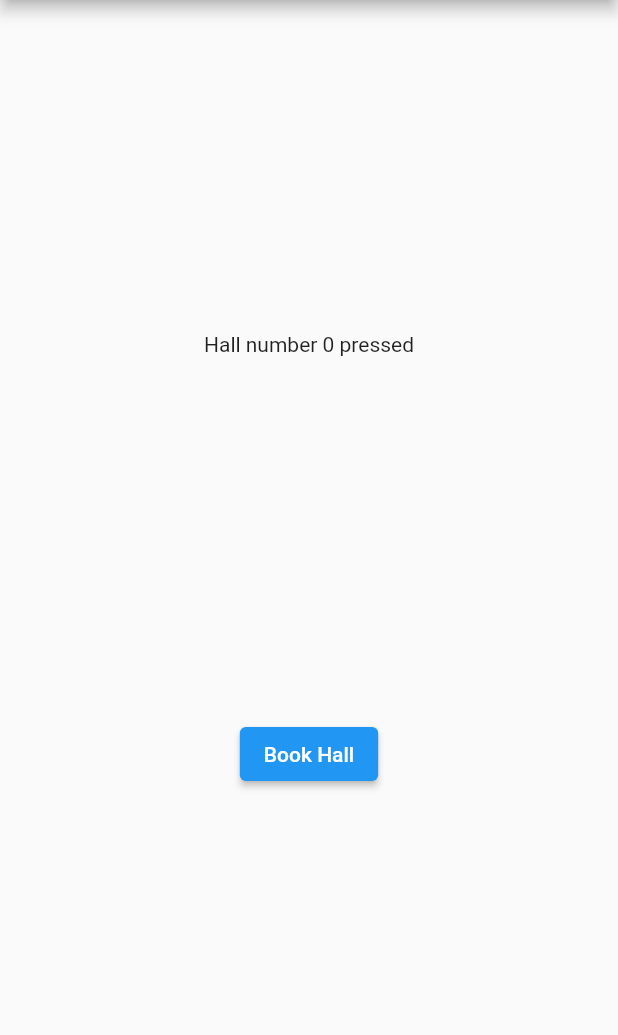
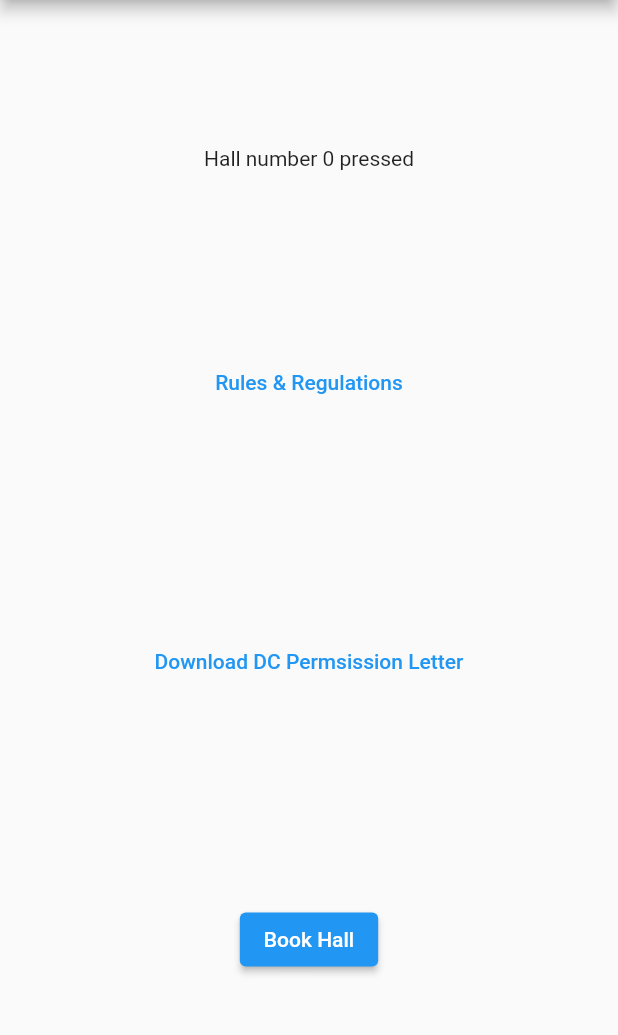
Before and after one commit to adrikagupta/wHACKiest2021_CodePlay, a Flutter app: the screen it shows after launch, after a tap on an icon or button, on a phone screen of 412 x 824 dp, the part 84-1119 px from its top. Run offline on Flutter 3.47's test engine with Material 2 defaults, Android fonts, the phone set to English and light mode, and no system bars; our stand-ins replace cached_network_image, intl_phone_field; network calls fail.

Commit message:
rules & regulations and dc permission letter added

```diff
--- a/lib/screens/hall_screen.dart
+++ b/lib/screens/hall_screen.dart
@@ -1,6 +1,10 @@
 import 'package:book_my_hall/models/booking.dart';
+import 'package:book_my_hall/screens/rules_screen.dart';
 import 'package:flutter/material.dart';
+import 'package:url_launcher/url_launcher.dart';
 import 'package:book_my_hall/models/halls.dart';
+
+const url = "https://download1519.mediafire.com/yrb14z8r6gxg/1j4aifyjljd3pwt/covid-Wedding.pdf";
 
 class HallScreen extends StatefulWidget{
   int index;
@@ -21,6 +25,17 @@ class _HallScreenState extends State<HallScreen> {
     });
   }
 
+  void read_rules(BuildContext ctx){
+    Navigator.of(ctx).push(MaterialPageRoute(
+      builder: (_){
+        return RuleScreen();
+      }
+    ));
+  }
+
+  void launchURL() async =>
+    await canLaunch(url) ? await launch(url) : throw 'Could not launch $url';
+
   @override
   Widget build(BuildContext context) {
     return Scaffold(
@@ -31,6 +46,16 @@ class _HallScreenState extends State<HallScreen> {
           children:[
             Text('Hall number ${widget.index} pressed'),
             Padding(padding: EdgeInsets.all(20.0),
+                    child:TextButton(
+                      child: Text('Rules & Regulations'),
+                      onPressed:() => read_rules(context),
+                    )),
+            Padding(padding: EdgeInsets.all(20.0),
+                    child:TextButton(
+                      child: Text('Download DC Permsission Letter'),
+                      onPressed:launchURL,
+                    )),
+            Padding(padding: EdgeInsets.all(20.0),
                     child:ElevatedButton(
                       child: Text('Book Hall'),
                       onPressed:() => popUp(context),
--- a/pubspec.yaml
+++ b/pubspec.yaml
@@ -13,6 +13,7 @@ dependencies:
     sdk: flutter
   cached_network_image: ^3.0.0
   intl_phone_field: ^2.0.0
+  url_launcher: ^6.0.3
   cupertino_icons: ^1.0.2
 
 dev_dependencies:
```
Also changed, not shown: lib/screens/rules_screen.dart (added, +50 -0 lines), pubspec.lock.
